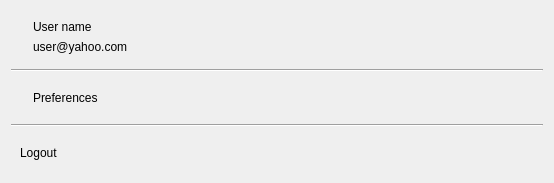
Old version of the form Include/imtauthgui/CStandardAccountMenuComp.ui in the repository ImagingTools/ImtCore.
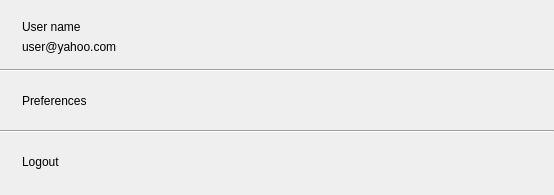
New version of the form.

```diff
--- a/Include/imtauthgui/CStandardAccountMenuComp.ui
+++ b/Include/imtauthgui/CStandardAccountMenuComp.ui
@@ -7,13 +7,19 @@
     <x>0</x>
     <y>0</y>
     <width>554</width>
-    <height>183</height>
+    <height>195</height>
    </rect>
   </property>
   <property name="windowTitle">
    <string>Form</string>
   </property>
   <layout class="QVBoxLayout" name="verticalLayout_2">
+   <property name="leftMargin">
+    <number>0</number>
+   </property>
+   <property name="rightMargin">
+    <number>0</number>
+   </property>
    <item>
     <widget class="QFrame" name="AccountFrame">
      <property name="frameShape">
@@ -124,6 +130,13 @@
       <enum>QFrame::Plain</enum>
      </property>
      <layout class="QHBoxLayout" name="horizontalLayout_3">
+      <item>
+       <widget class="QLabel" name="LogoutIcon">
+        <property name="text">
+         <string/>
+        </property>
+       </widget>
+      </item>
       <item>
        <widget class="QLabel" name="LogoutLabel">
         <property name="sizePolicy">
```
